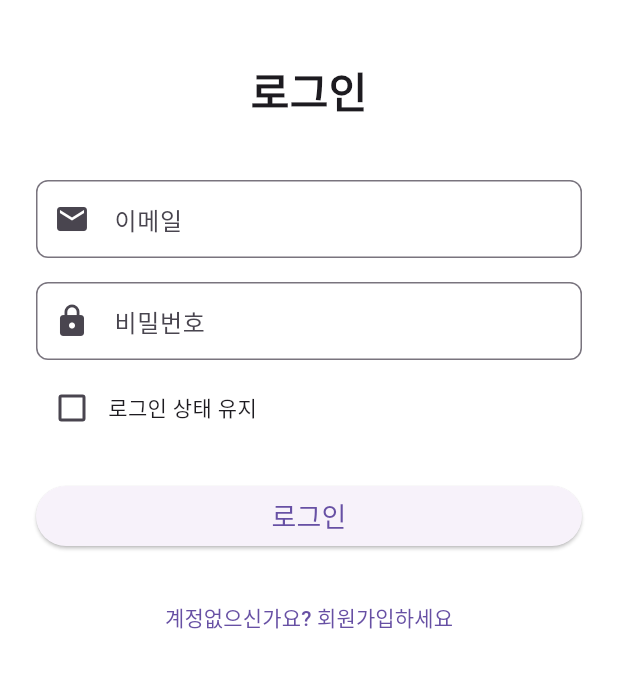
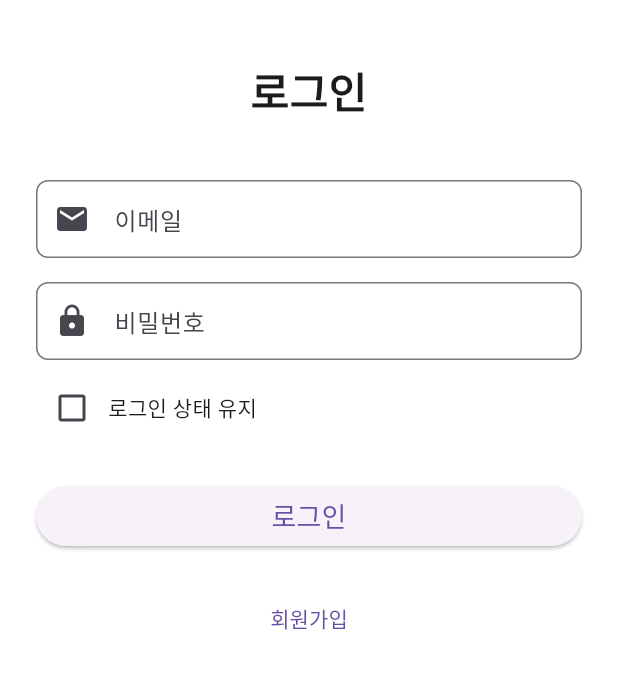
Before and after one commit to Driving-Assistance-Device/DM-Front, a Flutter app: the screen it shows after launch, on a phone screen of 412 x 824 dp, the part 306-995 px from its top. Run offline on Flutter 3.47's test engine with Material 3 defaults, Android fonts, the phone set to English and light mode, and no system bars; our stand-ins replace flutter_secure_storage, table_calendar; accounts and stored records are empty.

Commit message:
UI 수정

```diff
--- a/lib/pages/login.dart
+++ b/lib/pages/login.dart
@@ -98,7 +98,7 @@ class _LoginPageState extends State<LoginPage> {
                 const SizedBox(height: 20),
                 TextButton(
                   onPressed: () => Navigator.pushNamed(context, AppRoutes.signup),
-                  child: const Text('계정없으신가요? 회원가입하세요'),
+                  child: const Text('회원가입'),
                 ),
               ],
             ),
```
